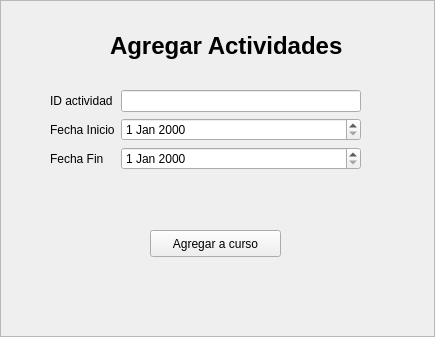
crisefd/SICIER-SUR, file SICIER-SUR-Cliente/IGU/Widgets/XML-IGU/VentanaAgregarActividad.ui: the form before one commit.
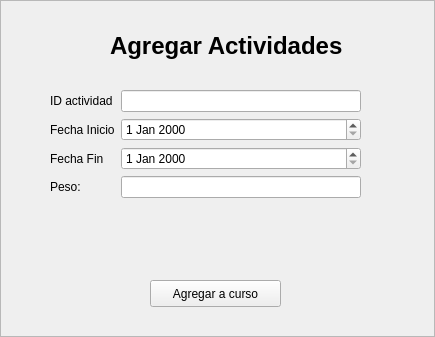
The form after the commit.

```diff
--- a/SICIER-SUR-Cliente/IGU/Widgets/XML-IGU/VentanaAgregarActividad.ui
+++ b/SICIER-SUR-Cliente/IGU/Widgets/XML-IGU/VentanaAgregarActividad.ui
@@ -45,7 +45,7 @@
      <x>50</x>
      <y>90</y>
      <width>311</width>
-     <height>111</height>
+     <height>181</height>
     </rect>
    </property>
    <layout class="QFormLayout" name="formLayout">
@@ -79,13 +79,23 @@
     <item row="2" column="1">
      <widget class="QDateEdit" name="selectorFechaFin"/>
     </item>
+    <item row="3" column="0">
+     <widget class="QLabel" name="etiquetaPeso">
+      <property name="text">
+       <string>Peso:</string>
+      </property>
+     </widget>
+    </item>
+    <item row="3" column="1">
+     <widget class="QLineEdit" name="campoPeso"/>
+    </item>
    </layout>
   </widget>
   <widget class="QPushButton" name="botonAgregar">
    <property name="geometry">
     <rect>
      <x>150</x>
-     <y>230</y>
+     <y>280</y>
      <width>131</width>
      <height>27</height>
     </rect>
```
